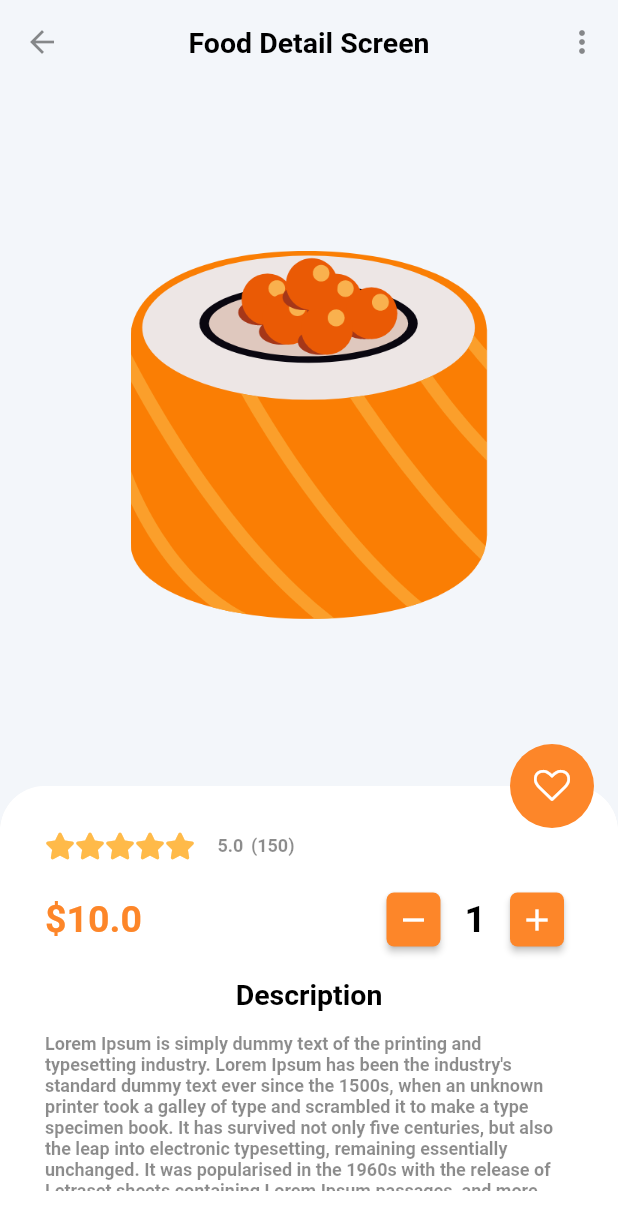
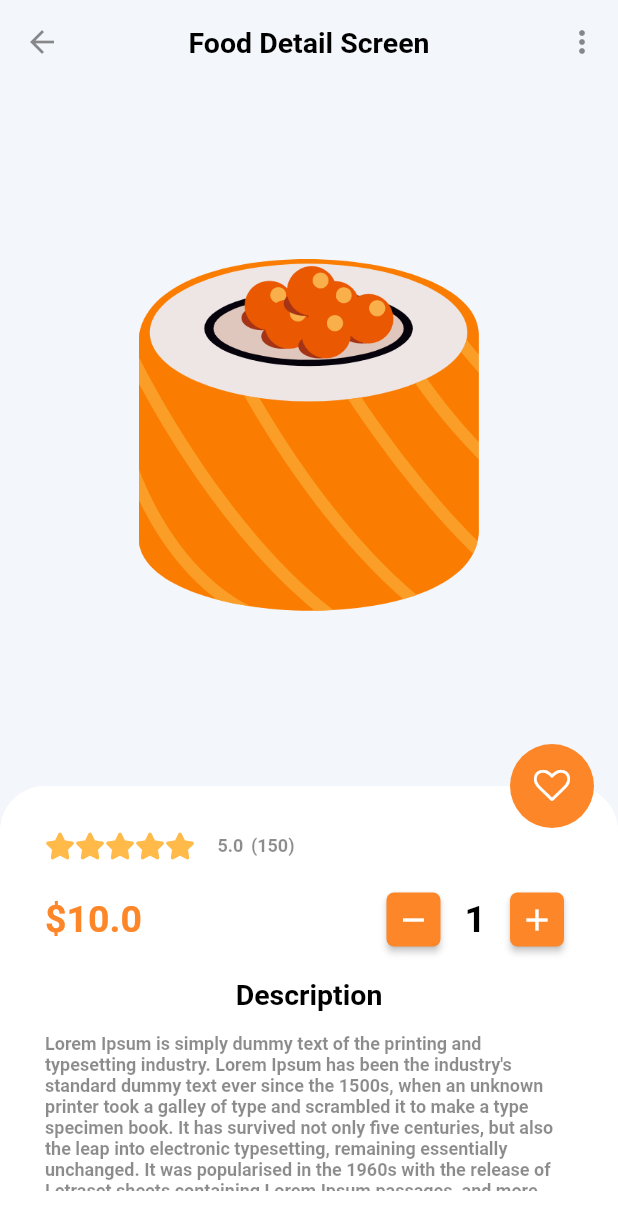
Before and after one commit to BekirovaMavile/Flutter_JapanEat, a Flutter app: the FoodDetail screen opened directly, on a phone screen of 412 x 824 dp. Shown: the top 1230 px of the screen. Run offline on Flutter 3.47's test engine with Material 2 defaults, Android fonts, the phone set to English and light mode, and no system bars; drawn by our look-alikes of flutter_rating_bar; our stand-ins replace badges, font_awesome_flutter.

Commit message:
Неявная анимация TweenAnimationBuilder

```diff
--- a/lib/ui/screens/food_detail_screen.dart
+++ b/lib/ui/screens/food_detail_screen.dart
@@ -21,8 +21,6 @@ class FoodDetailState extends State<FoodDetail> {
   Food get food => FoodState().foodById(foodId);
   late int _amount = food.quantity;
   bool isOpenCart = false;
-  // double _size = 10;
-  double _opacity = 0;
 
 
   void onIncrementTap() {
@@ -93,35 +91,21 @@ class FoodDetailState extends State<FoodDetail> {
     );
   }
 
-  void startAnimation(){
-    Future.delayed(const Duration(milliseconds: 100), () {
-      // _size = 300;
-      _opacity = 1;
-      setState(() {
-      });
-    });
-  }
-
-  @override
-  void initState() {
-    startAnimation();
-    super.initState();
-  }
-
   @override
   Widget build(BuildContext context) {
     return Scaffold(
         appBar: _appBar(context),
         body: Center(
-            child: AnimatedOpacity(
-              opacity: _opacity,
-              // width: _size,
-                // height: _size,
-                duration: const Duration(seconds: 2),
-                curve: Curves.easeOut,
-                child: Image.asset(
-                    food.image, scale: 2),
-            ),
+                child: TweenAnimationBuilder(
+                  duration: const Duration(seconds: 2),
+                  tween: Tween<double>(begin: 0.1, end: 1),
+                  builder: (_, double scale, __) {
+                    return Transform.scale(
+                      scale: scale,
+                      child: Image.asset(food.image, scale: 2),
+                    );
+                  },
+                ),
         ),
         floatingActionButton: _floatingActionButton(),
         bottomNavigationBar: _bottomAppBar(),
```
